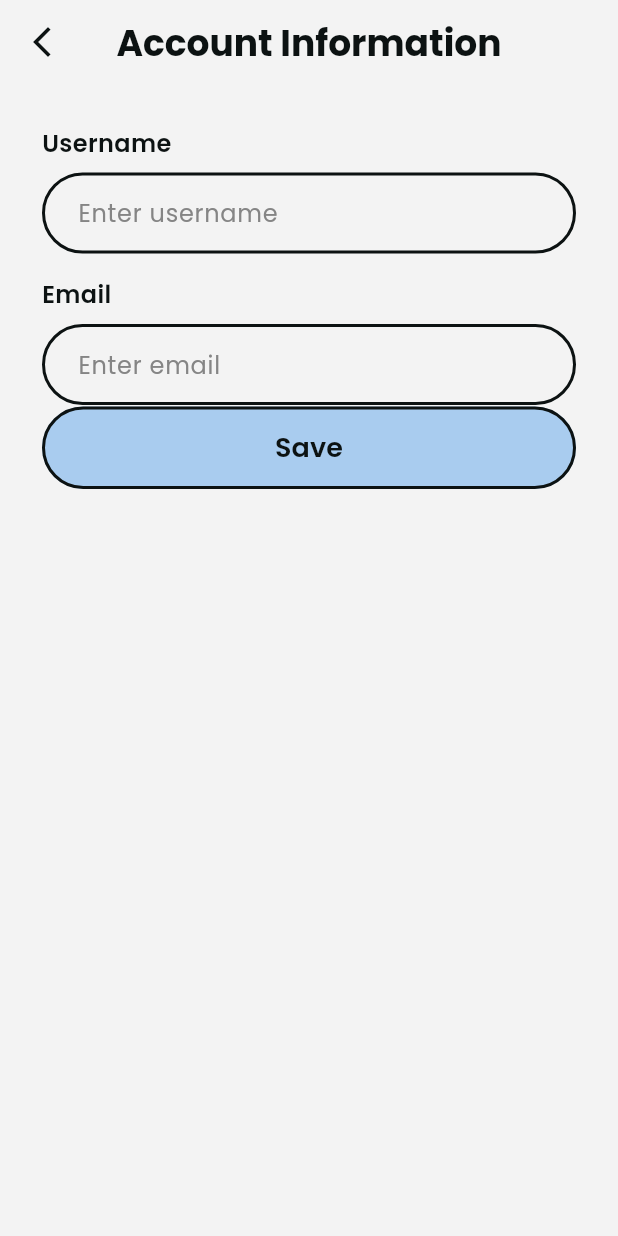
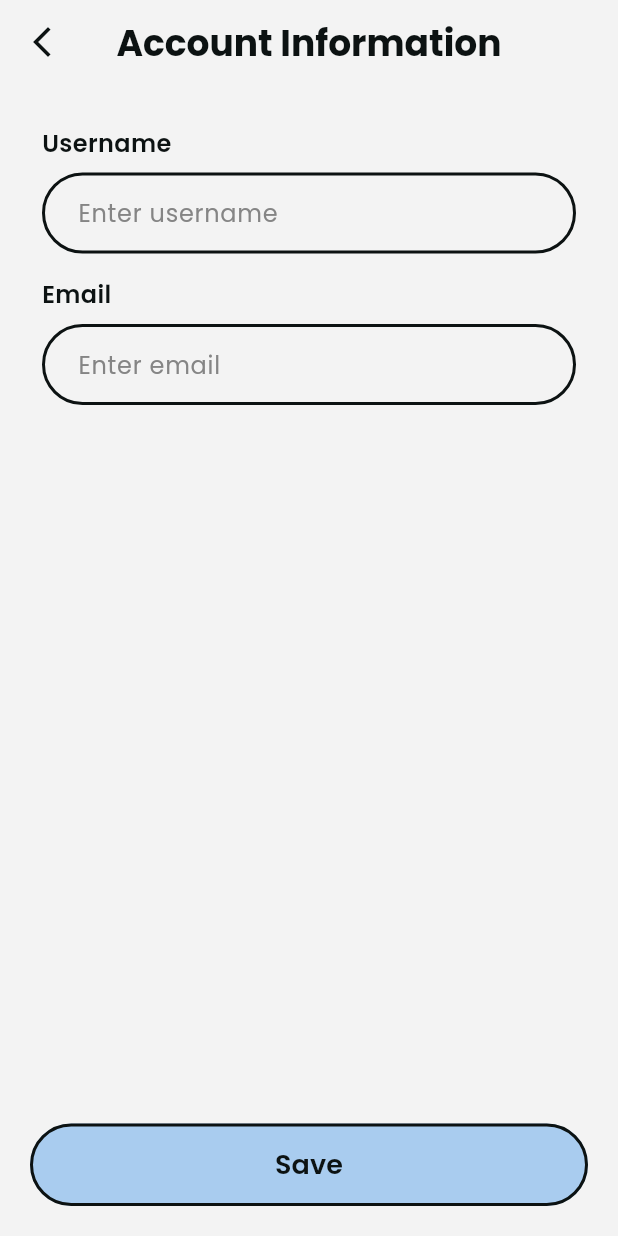
Before and after one commit to alissyaa/katahari, a Flutter app: the AccountInformationPage screen opened directly, on a phone screen of 412 x 824 dp. Run offline on Flutter 3.47's test engine with Material 3 defaults, Android fonts, the phone set to English and light mode, and no system bars; our stand-ins replace cloud_firestore, device_preview, firebase_auth, firebase_core, get, go_router and 4 more; accounts and stored records are empty.

Commit message:
fix overflow

```diff
--- a/lib/main.dart
+++ b/lib/main.dart
@@ -16,7 +16,7 @@ Future<void> main() async {
 
   await Supabase.initialize(
     url: 'https://kbyjftdcdcqhwvictpjd.supabase.co',
-    anonKey: 'YOUR_ANON_KEY',
+    anonKey: 'eyJhbGciOiJIUzI1NiIsInR5cCI6IkpXVCJ9.eyJpc3MiOiJzdXBhYmFzZSIsInJlZiI6ImtieWpmdGRjZGNxaHd2aWN0cGpkIiwicm9sZSI6ImFub24iLCJpYXQiOjE3NjQ4MzM4MjQsImV4cCI6MjA4MDQwOTgyNH0.MPyKXuzUlb-F_-d5h1wGcc3huJ-d_OD6B2YH0TiL9RE',
   );
 
   runApp(
--- a/lib/pages/profile_page.dart
+++ b/lib/pages/profile_page.dart
@@ -71,6 +71,8 @@ class _ProfilePageState extends State<ProfilePage> {
               user.email?.split('@')[0] ??
               'User';
 
+          final displayName = user.displayName ?? user.email?.split('@')[0] ?? 'User';
+
           final birthday = profileData['birthday'] ?? "-";
           final mbti = profileData['mbti'] ?? "-";
 
@@ -89,6 +91,7 @@ class _ProfilePageState extends State<ProfilePage> {
             cardColor: cardColor,
             headerColor: headerColor,
             imageUrl: imageUrl,
+            displayName: displayName,
           );
         },
       ),
@@ -102,6 +105,7 @@ class _ProfilePageState extends State<ProfilePage> {
     required Color cardColor,
     required Color headerColor,
     required String? imageUrl,
+    required String displayName,
   }) {
     String formattedDate =
     DateFormat('EEEE, d MMMM yyyy').format(DateTime.now());
@@ -121,7 +125,7 @@ class _ProfilePageState extends State<ProfilePage> {
               children: [
                 Expanded(
                   child: HeaderWidget(
-                    userName: name,
+                    userName: displayName,
                     date: formattedDate,
                   ),
                 ),
--- a/lib/pages/settings/account_information_page.dart
+++ b/lib/pages/settings/account_information_page.dart
@@ -1,3 +1,4 @@
+import 'package:firebase_auth/firebase_auth.dart';
 import 'package:flutter/material.dart';
 import 'package:google_fonts/google_fonts.dart';
 import 'package:katahari/constant/app_colors.dart';
@@ -16,8 +17,16 @@ class _AccountInformationPageState extends State<AccountInformationPage> {
   @override
   void initState() {
     super.initState();
-    _usernameController = TextEditingController();
-    _emailController = TextEditingController();
+
+    final user = FirebaseAuth.instance.currentUser;
+
+    _usernameController = TextEditingController(
+      text: user?.displayName ?? user?.email?.split('@')[0] ?? '',
+    );
+
+    _emailController = TextEditingController(
+      text: user?.email ?? '',
+    );
   }
 
   @override
@@ -32,19 +41,14 @@ class _AccountInformationPageState extends State<AccountInformationPage> {
     return Scaffold(
       backgroundColor: AppColors.primary,
       appBar: _buildAppBar(context),
+
+      // 🔥 BUTTON DIPINDAH KE SINI
+      bottomNavigationBar: Padding(
+        padding: const EdgeInsets.all(20),
+        child: _buildSaveButton(),
+      ),
+
       body: SingleChildScrollView(
-        child: ConstrainedBox(
-          constraints: BoxConstraints(
-            maxHeight: MediaQuery
-                .of(context)
-                .size
-                .height -
-                AppBar().preferredSize.height -
-                MediaQuery
-                    .of(context)
-                    .padding
-                    .top,
-          ),
         child: Padding(
           padding: const EdgeInsets.all(28.0),
           child: Column(
@@ -61,11 +65,7 @@ class _AccountInformationPageState extends State<AccountInformationPage> {
                 controller: _emailController,
                 hint: "Enter email",
               ),
-                const Spacer(),
-                _buildSaveButton(),
-                const SizedBox(height: 470),
             ],
-            ),
           ),
         ),
       ),
@@ -140,11 +140,19 @@ class _AccountInformationPageState extends State<AccountInformationPage> {
       width: double.infinity,
       height: 55,
       child: ElevatedButton(
-        onPressed: () {
+        onPressed: () async {
+          final user = FirebaseAuth.instance.currentUser;
+
+          if (user != null) {
+            await user.updateDisplayName(_usernameController.text.trim());
+            await user.reload(); // Refresh user
+          }
+
           ScaffoldMessenger.of(context).showSnackBar(
-            SnackBar(content: Text('Information updated successfully!')),
+            const SnackBar(content: Text('Information updated successfully!')),
           );
-          Navigator.pop(context);
+
+          Navigator.pop(context, true); // kasih sinyal ke previous page
         },
         style: ElevatedButton.styleFrom(
           backgroundColor: AppColors.button,
--- a/lib/pages/settings/change_password_page.dart
+++ b/lib/pages/settings/change_password_page.dart
@@ -1,5 +1,6 @@
 import 'package:firebase_auth/firebase_auth.dart';
 import 'package:flutter/material.dart';
+import 'package:go_router/go_router.dart';
 import 'package:google_fonts/google_fonts.dart';
 import 'package:katahari/constant/app_colors.dart';
 
@@ -62,7 +63,7 @@ class _ChangePasswordPageState extends State<ChangePasswordPage> {
         ScaffoldMessenger.of(context).showSnackBar(
           const SnackBar(content: Text('Password changed successfully!')),
         );
-        Navigator.pop(context);
+        context.go('/profile');
       }
     } on FirebaseAuthException catch (e) {
       String message;
```
Lines whose indentation alone changed are shown as unchanged.
